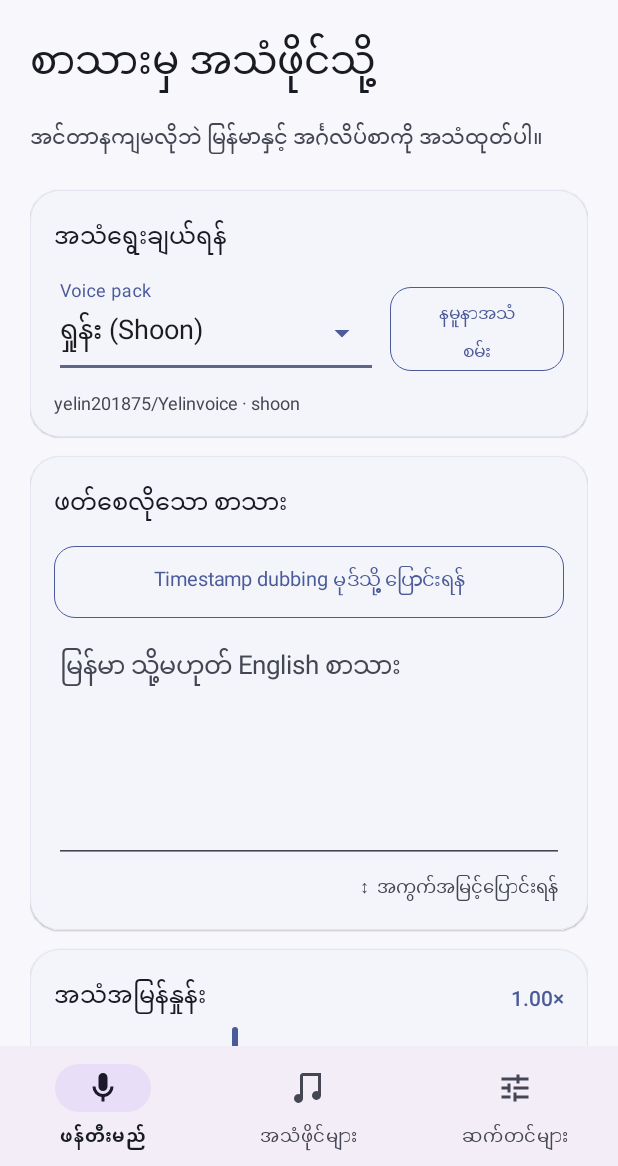
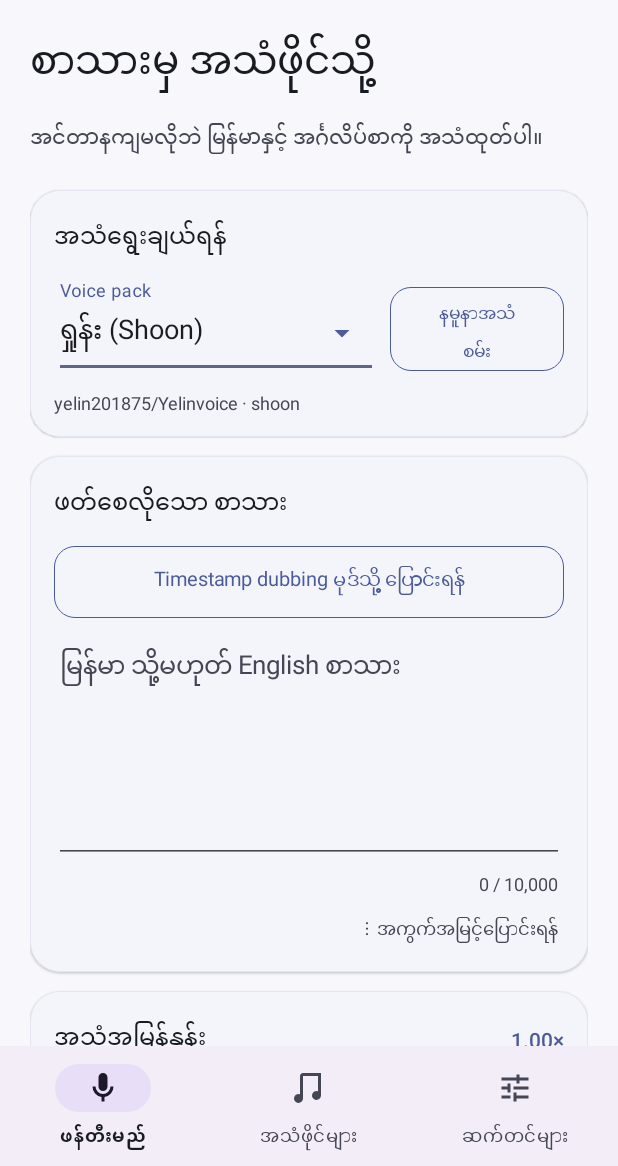
Before and after one commit to yelin19/yelinvoice-apk, an Android app: the screen it shows after launch (MainActivity), on a phone screen of 412 x 824 dp, the part 70-1236 px from its top. Run offline under Robolectric (Android 15) with nearby library versions, the phone set to English and light mode, and no system bars; libraries missing offline, so code that uses them is left out: com.chaquo.python.

Commit message:
Add live transcript character counter

```diff
--- a/app/build.gradle.kts
+++ b/app/build.gradle.kts
@@ -12,8 +12,8 @@ android {
         applicationId = "com.yelinvoice.offline"
         minSdk = 24
         targetSdk = 34
-        versionCode = 9
-        versionName = "0.9.0"
+        versionCode = 10
+        versionName = "0.10.0"
 
         ndk {
             abiFilters += listOf("arm64-v8a", "x86_64")
--- a/app/src/main/java/com/yelinvoice/offline/MainActivity.kt
+++ b/app/src/main/java/com/yelinvoice/offline/MainActivity.kt
@@ -288,10 +288,16 @@ class MainActivity : Activity() {
                 }
             }
             textInput = edit
+            val characterCount = label("0 / 10,000", 12f, mutedColor).apply {
+                gravity = Gravity.END or Gravity.CENTER_VERTICAL
+                contentDescription = "စာလုံးရေ"
+            }
             edit.addTextChangedListener(object : android.text.TextWatcher {
                 override fun beforeTextChanged(s: CharSequence?, start: Int, count: Int, after: Int) = Unit
                 override fun onTextChanged(s: CharSequence?, start: Int, before: Int, count: Int) {
                     draftText = s?.toString() ?: ""
+                    characterCount.text = String.format(Locale.US, "%d / 10,000", s?.length ?: 0)
+                    characterCount.setTextColor(if ((s?.length ?: 0) > 10_000) errorColor else mutedColor)
                 }
                 override fun afterTextChanged(s: android.text.Editable?) = Unit
             })
@@ -299,7 +305,16 @@ class MainActivity : Activity() {
                 ViewGroup.LayoutParams.MATCH_PARENT, dp(150)
             ))
             addView(textLayout, matchWidth())
-            val resizeHandle = label("↕  အကွက်အမြင့်ပြောင်းရန်", 12f, mutedColor).apply {
+            characterCount.text = String.format(Locale.US, "%d / 10,000", edit.text?.length ?: 0)
+            val countRow = LinearLayout(this@MainActivity).apply {
+                orientation = LinearLayout.HORIZONTAL
+                gravity = Gravity.CENTER_VERTICAL
+                setPadding(dp(4), dp(2), dp(4), dp(2))
+                addView(View(this@MainActivity), LinearLayout.LayoutParams(0, 1, 1f))
+                addView(characterCount, LinearLayout.LayoutParams(ViewGroup.LayoutParams.WRAP_CONTENT, dp(24)))
+            }
+            addView(countRow, matchWidth())
+            val resizeHandle = label("⋮  အကွက်အမြင့်ပြောင်းရန်", 12f, mutedColor).apply {
                 gravity = Gravity.CENTER_VERTICAL or Gravity.END
                 setPadding(dp(8), dp(4), dp(4), dp(4))
                 setOnTouchListener(object : View.OnTouchListener {
```
